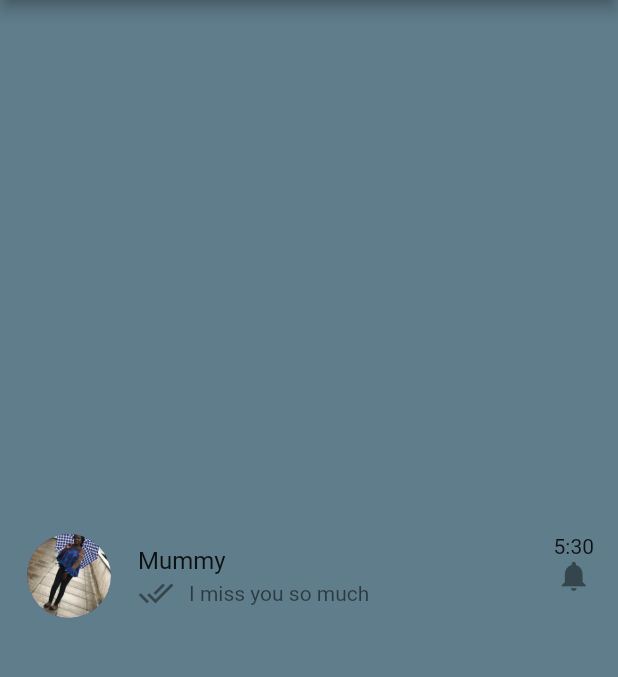
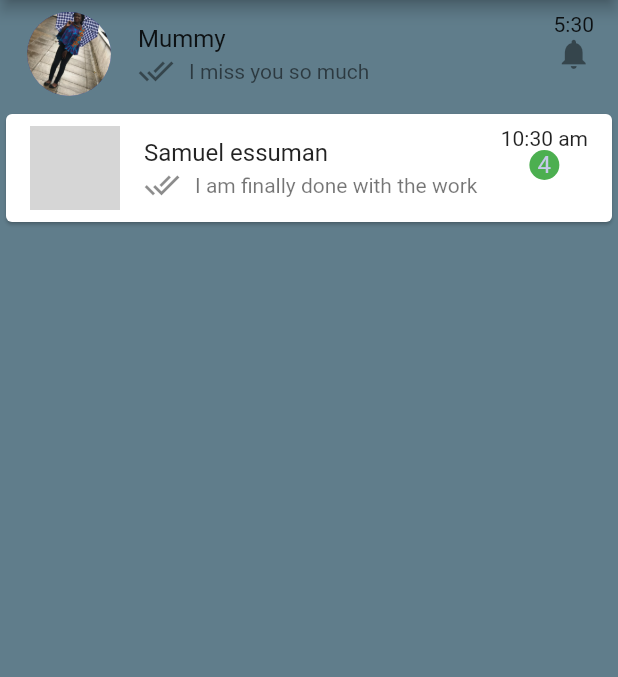
Before and after one commit to Porschier/Porschier, a Flutter app: the screen it shows after launch, on a phone screen of 412 x 824 dp, the part 84-761 px from its top. Run offline on Flutter 3.47's test engine with Material 2 defaults, Android fonts, the phone set to English and light mode, and no system bars; grey boxes are pictures that could not be loaded.

Commit message:
added a card

```diff
--- a/lib/main.dart
+++ b/lib/main.dart
@@ -37,13 +37,22 @@ class PorschiersHomePage extends StatelessWidget {
 
       ),
     body:
-    Center(
-      child: ListTile(leading:CircleAvatar(radius: 30,backgroundImage: AssetImage("assets/images/profile.jpg")),
-      title: Text("Mummy"),
-      subtitle: Row(children: [Icon(Icons . done_all),SizedBox(width: 10,) ,Text("I miss you so much") ],),
-      trailing: Column(children: [Text("5:30"), Icon(Icons.notifications)],),)
+    Column(
+      children: [
+        ListTile(leading:CircleAvatar(radius: 30,backgroundImage: AssetImage("assets/images/profile.jpg")),
+        title: Text("Mummy"),
+        subtitle: Row(children: [Icon(Icons . done_all),SizedBox(width: 10,) ,Text("I miss you so much") ],),
+        trailing: Column(children: [Text("5:30"), Icon(Icons.notifications)],),),
 
-      )
+
+         Card(
+           child: ListTile(leading:CircleAvatar(radius: 30,backgroundImage: AssetImage("assets/images/profileporsch.jpg")),
+                 title: Text("Samuel essuman"),
+                 subtitle: Row(children: [Icon(Icons . done_all),SizedBox(width: 10,) ,Text("I am finally done with the work") ],),
+                 trailing: Column(children: [Text("10:30 am"), CircleAvatar(radius: 10, backgroundColor:Colors.green, child: Text("4"),)],),),
+         ),
+      ],
+    )
 
 
 
--- a/pubspec.yaml
+++ b/pubspec.yaml
@@ -60,7 +60,7 @@ flutter:
   # To add assets to your application, add an assets section, like this:
   assets:
     - assets/images/profile.jpg
-  #   - images/a_dot_ham.jpeg
+    - assets/images/profileporsch.jpg
 
   # An image asset can refer to one or more resolution-specific "variants", see
   # https://flutter.dev/assets-and-images/#resolution-aware.
```
Also changed, not shown: 1 other file.
